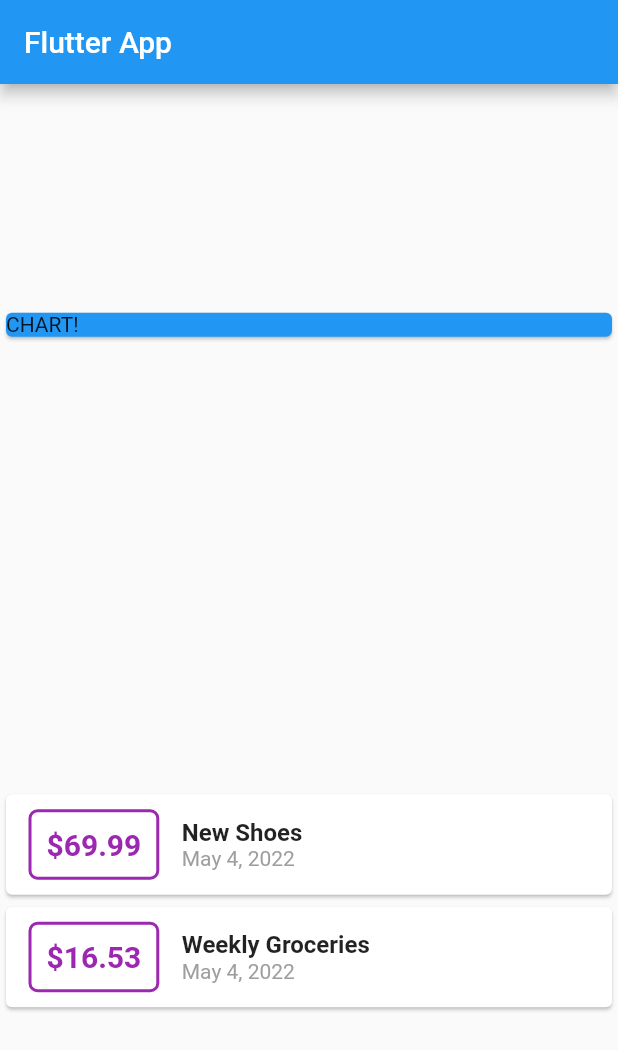
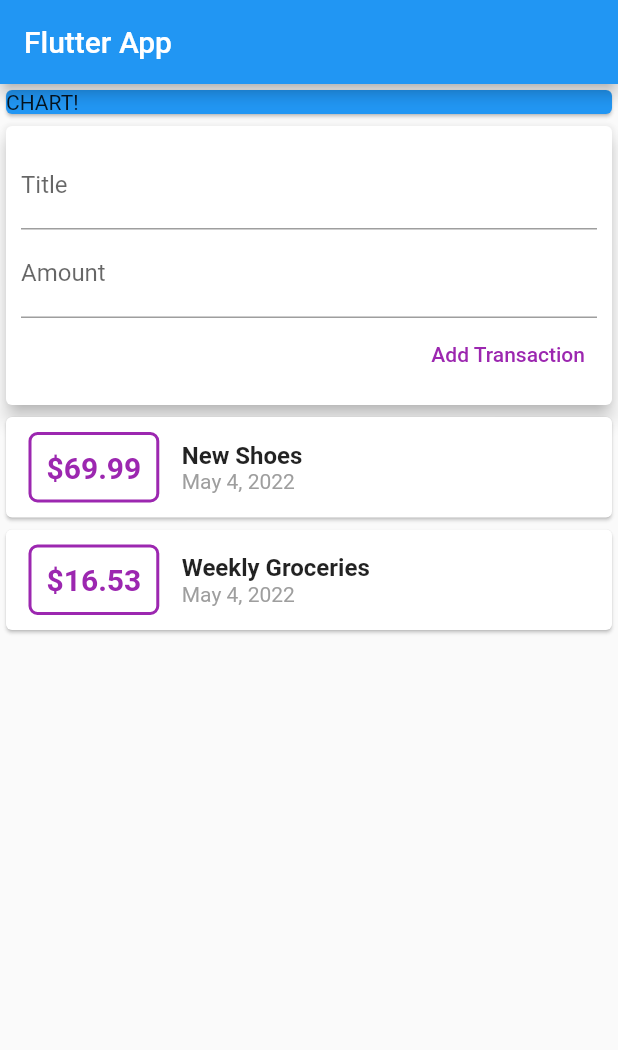
Before and after one commit to citrus77/flutter_udemy_2, a Flutter app: the screen it shows after launch, on a phone screen of 412 x 824 dp. Shown: the top 1050 px of the screen. Run offline on Flutter 3.47's test engine with Material 2 defaults, Android fonts, the phone set to English and light mode, and no system bars.

Commit message:
refactored into separate files, added logic to add transactions

```diff
--- a/lib/main.dart
+++ b/lib/main.dart
@@ -1,6 +1,8 @@
 import 'package:flutter/material.dart';
 import 'package:intl/intl.dart';
-import './transaction.dart';
+import './widgets/transaction_list.dart';
+import './widgets/new_transaction.dart';
+import './widgets/user_transactions.dart';
 
 void main() => runApp(MyApp());
 
@@ -15,21 +17,6 @@
 }
 
 class MyHomePage extends StatelessWidget {
-  final List<Transaction> transactions = [
-    Transaction(
-      id: 't1',
-      title: 'New Shoes',
-      amount: 69.99,
-      date: DateTime.now(),
-    ),
-    Transaction(
-      id: 't2',
-      title: 'Weekly Groceries',
-      amount: 16.53,
-      date: DateTime.now(),
-    ),
-  ];
-
   Widget chart() {
     return Container(
         width: double.infinity,
@@ -37,56 +24,6 @@
           color: Colors.blue,
           child: Text('CHART!'),
         ));
-  }
-
-  Widget transactionList() {
-    return Column(
-        children: transactions
-            .map((tx) => Card(
-                  child: Row(children: <Widget>[
-                    Container(
-                      margin: EdgeInsets.symmetric(
-                        vertical: 10,
-                        horizontal: 15,
-                      ),
-                      decoration: BoxDecoration(
-                        border: Border.all(
-                          color: Colors.purple,
-                          width: 2,
-                        ),
-                        borderRadius: BorderRadius.circular(6),
-                      ),
-                      padding: EdgeInsets.all(10),
-                      child: Text(
-                        '\$${tx.amount}',
-                        style: TextStyle(
-                          fontWeight: FontWeight.bold,
-                          fontSize: 20,
-                          color: Colors.purple,
-                        ),
-                      ),
-                    ),
-                    Column(
-                      crossAxisAlignment: CrossAxisAlignment.start,
-                      children: <Widget>[
-                        Text(
-                          tx.title,
-                          style: TextStyle(
-                            fontSize: 16,
-                            fontWeight: FontWeight.bold,
-                          ),
-                        ),
-                        Text(
-                          DateFormat.yMMMd().format(tx.date),
-                          style: TextStyle(
-                            color: Colors.grey,
-                          ),
-                        ),
-                      ],
-                    )
-                  ]),
-                ))
-            .toList());
   }
 
   @override
@@ -97,11 +34,10 @@
         ),
         body: Center(
           child: Column(
-              mainAxisAlignment: MainAxisAlignment.spaceAround,
               crossAxisAlignment: CrossAxisAlignment.stretch,
               children: <Widget>[
                 chart(),
-                transactionList(),
+                UserTransactions(),
               ]),
         ));
   }
--- /dev/null
+++ b/lib/widgets/new_transaction.dart
@@ -0,0 +1,46 @@
+import 'package:flutter/material.dart';
+
+class NewTransaction extends StatelessWidget {
+  final addTx;
+  final titleController = TextEditingController();
+  final amountController = TextEditingController();
+
+  NewTransaction(this.addTx, {Key? key}) : super(key: key);
+
+  @override
+  Widget build(BuildContext context) {
+    return Card(
+      elevation: 5,
+      child: Container(
+        padding: EdgeInsets.all(10),
+        child: Column(
+          crossAxisAlignment: CrossAxisAlignment.end,
+          children: <Widget>[
+            TextField(
+              decoration: InputDecoration(labelText: 'Title'),
+              // onChanged: (val) => titleInput = val,
+              controller: titleController,
+            ),
+            TextField(
+              decoration: InputDecoration(labelText: 'Amount'),
+              // onChanged: (val) => amountInput = double.parse(val),
+              controller: amountController,
+            ),
+            TextButton(
+              child: Text('Add Transaction'),
+              onPressed: () {
+                addTx(
+                  titleController.text,
+                  double.parse(amountController.text),
+                );
+              },
+              style: TextButton.styleFrom(
+                primary: Colors.purple,
+              ),
+            ),
+          ],
+        ),
+      ),
+    );
+  }
+}
--- /dev/null
+++ b/lib/widgets/transaction_list.dart
@@ -0,0 +1,60 @@
+import 'package:flutter/material.dart';
+import 'package:intl/intl.dart';
+import '../models/transaction.dart';
+
+class TransactionList extends StatelessWidget {
+  final List<Transaction> transactions;
+
+  TransactionList(this.transactions, {Key? key}) : super(key: key);
+
+  @override
+  Widget build(BuildContext context) {
+    return Column(
+        children: transactions
+            .map((tx) => Card(
+                  child: Row(children: <Widget>[
+                    Container(
+                      margin: EdgeInsets.symmetric(
+                        vertical: 10,
+                        horizontal: 15,
+                      ),
+                      decoration: BoxDecoration(
+                        border: Border.all(
+                          color: Colors.purple,
+                          width: 2,
+                        ),
+                        borderRadius: BorderRadius.circular(6),
+                      ),
+                      padding: EdgeInsets.all(10),
+                      child: Text(
+                        '\$${tx.amount}',
+                        style: TextStyle(
+                          fontWeight: FontWeight.bold,
+                          fontSize: 20,
+                          color: Colors.purple,
+                        ),
+                      ),
+                    ),
+                    Column(
+                      crossAxisAlignment: CrossAxisAlignment.start,
+                      children: <Widget>[
+                        Text(
+                          tx.title,
+                          style: TextStyle(
+                            fontSize: 16,
+                            fontWeight: FontWeight.bold,
+                          ),
+                        ),
+                        Text(
+                          DateFormat.yMMMd().format(tx.date),
+                          style: TextStyle(
+                            color: Colors.grey,
+                          ),
+                        ),
+                      ],
+                    )
+                  ]),
+                ))
+            .toList());
+  }
+}
--- /dev/null
+++ b/lib/widgets/user_transactions.dart
@@ -0,0 +1,54 @@
+import 'package:flutter/material.dart';
+import './new_transaction.dart';
+import './transaction_list.dart';
+import '../models/transaction.dart';
+
+class UserTransactions extends StatefulWidget {
+  const UserTransactions({Key? key}) : super(key: key);
+
+  @override
+  State<UserTransactions> createState() => _UserTransactionsState();
+}
+
+class _UserTransactionsState extends State<UserTransactions> {
+  final List<Transaction> _userTransactions = [
+    Transaction(
+      id: 't1',
+      title: 'New Shoes',
+      amount: 69.99,
+      date: DateTime.now(),
+    ),
+    Transaction(
+      id: 't2',
+      title: 'Weekly Groceries',
+      amount: 16.53,
+      date: DateTime.now(),
+    ),
+  ];
+
+  VoidCallback _addNewTransaction(String txTitle, double txAmount) {
+    final newTx = Transaction(
+      title: txTitle,
+      amount: txAmount,
+      date: DateTime.now(),
+      id: DateTime.now().toString(),
+    );
+
+    setState(() => _userTransactions.add(newTx));
+    throw 'This is a demo';
+  }
+
+  @override
+  Widget build(BuildContext context) {
+    return Column(
+      children: <Widget>[
+        NewTransaction(
+          _addNewTransaction,
+        ),
+        TransactionList(
+          _userTransactions,
+        ),
+      ],
+    );
+  }
+}
```
Also changed, not shown: lib/models/transaction.dart (renamed from lib/transaction.dart).
